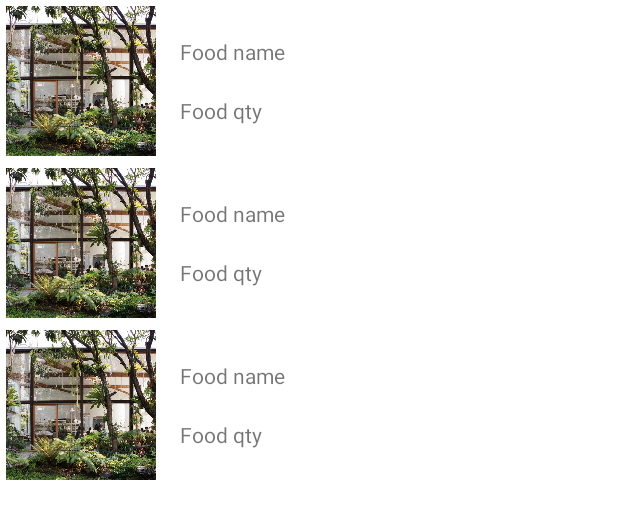
After one commit to pawinee25/Raansalatpak, an Android app: the layout activity_order_info.xml on its own in the app's theme, with its tools: preview values and no code run, on a phone screen of 412 x 824 dp. The commit adds this screen. Shown: the top 519 px of the screen. Run offline under Robolectric (Android 15) with nearby library versions, the phone set to English and light mode, and no system bars.

Commit message:
fetch food order detail all by my order id success

```diff
--- a/app/src/main/AndroidManifest.xml
+++ b/app/src/main/AndroidManifest.xml
@@ -11,6 +11,7 @@
         android:roundIcon="@mipmap/ic_launcher_round"
         android:supportsRtl="true"
         android:theme="@style/Theme.Raansalatpak">
+        <activity android:name=".OrderInfoActivity" />
         <activity android:name=".OrderActivity" />
         <activity android:name=".CartActivity" />
         <activity android:name=".YunActivity" />
--- /dev/null
+++ b/app/src/main/res/layout/activity_order_info.xml
@@ -0,0 +1,15 @@
+<?xml version="1.0" encoding="utf-8"?>
+<androidx.constraintlayout.widget.ConstraintLayout xmlns:android="http://schemas.android.com/apk/res/android"
+    xmlns:tools="http://schemas.android.com/tools"
+    android:layout_width="match_parent"
+    android:layout_height="match_parent"
+    android:padding="4dp"
+    tools:context=".OrderInfoActivity">
+
+    <androidx.recyclerview.widget.RecyclerView
+        android:id="@+id/recyclerView"
+        android:layout_width="match_parent"
+        android:layout_height="match_parent"
+        tools:listitem="@layout/item_food" />
+
+</androidx.constraintlayout.widget.ConstraintLayout>
--- /dev/null
+++ b/app/src/main/res/layout/item_food.xml
@@ -0,0 +1,40 @@
+<?xml version="1.0" encoding="utf-8"?>
+<androidx.constraintlayout.widget.ConstraintLayout xmlns:android="http://schemas.android.com/apk/res/android"
+    xmlns:app="http://schemas.android.com/apk/res-auto"
+    android:layout_width="match_parent"
+    android:layout_height="wrap_content"
+    android:layout_marginBottom="8dp">
+
+    <ImageView
+        android:id="@+id/ivFoodImage"
+        android:layout_width="100dp"
+        android:layout_height="100dp"
+        android:scaleType="centerCrop"
+        android:src="@drawable/patom"
+        app:layout_constraintBottom_toBottomOf="parent"
+        app:layout_constraintStart_toStartOf="parent"
+        app:layout_constraintTop_toTopOf="parent" />
+
+    <TextView
+        android:id="@+id/tvFoodName"
+        android:layout_width="0dp"
+        android:layout_height="wrap_content"
+        android:layout_marginStart="16dp"
+        android:text="Food name"
+        app:layout_constraintBottom_toTopOf="@+id/tvFoodQty"
+        app:layout_constraintEnd_toEndOf="parent"
+        app:layout_constraintStart_toEndOf="@+id/ivFoodImage"
+        app:layout_constraintTop_toTopOf="parent" />
+
+    <TextView
+        android:id="@+id/tvFoodQty"
+        android:layout_width="0dp"
+        android:layout_height="wrap_content"
+        android:layout_marginStart="16dp"
+        android:text="Food qty"
+        app:layout_constraintBottom_toBottomOf="parent"
+        app:layout_constraintEnd_toEndOf="parent"
+        app:layout_constraintStart_toEndOf="@+id/ivFoodImage"
+        app:layout_constraintTop_toBottomOf="@+id/tvFoodName" />
+
+</androidx.constraintlayout.widget.ConstraintLayout>
```
Also changed, not shown: app/src/main/java/com/example/raansalatpak/Model/OrderDetail.java (added, +112 -0 lines), app/src/main/java/com/example/raansalatpak/OrderActivity.java (+10 -0 lines), app/src/main/java/com/example/raansalatpak/OrderInfoActivity.java (added, +119 -0 lines).
